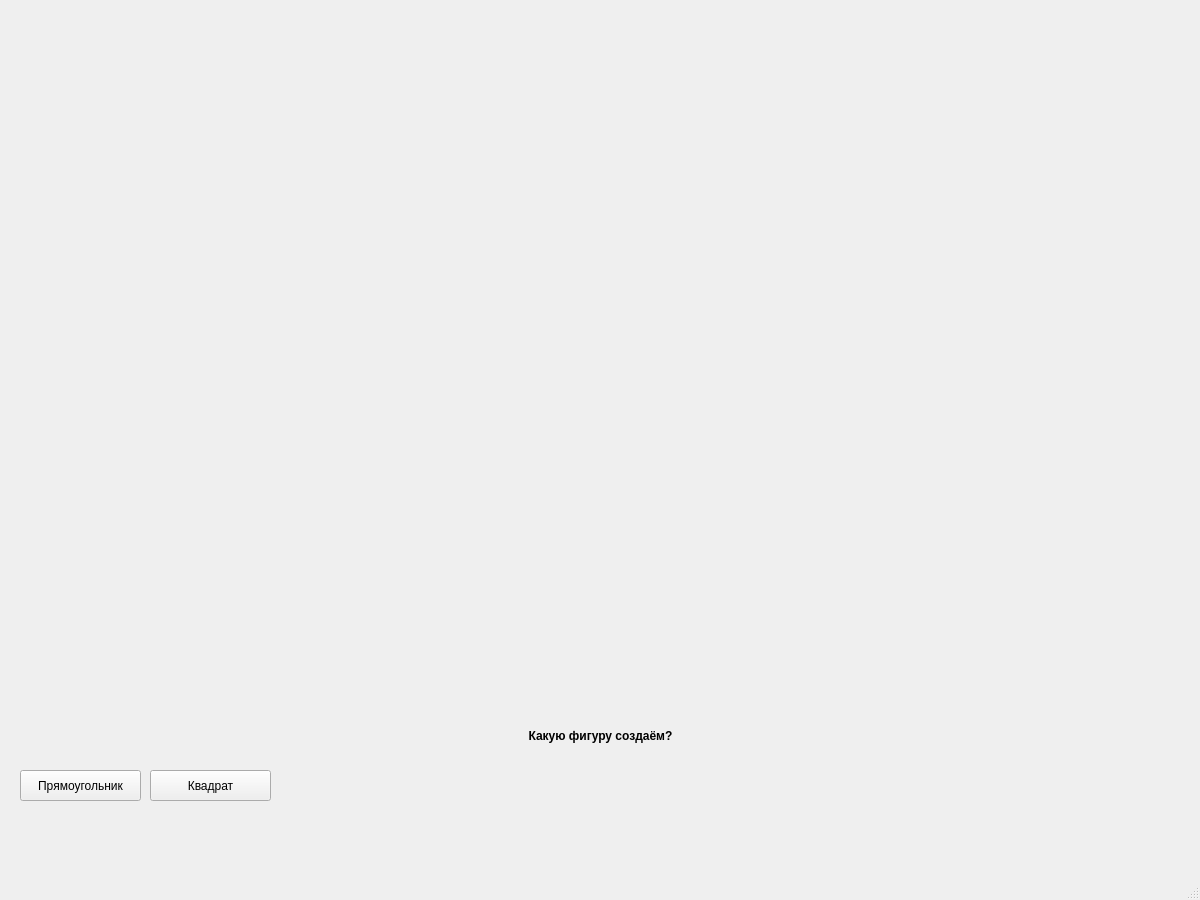
HXPPY228/lab1task2, file mainwindow.ui: the form before one commit.
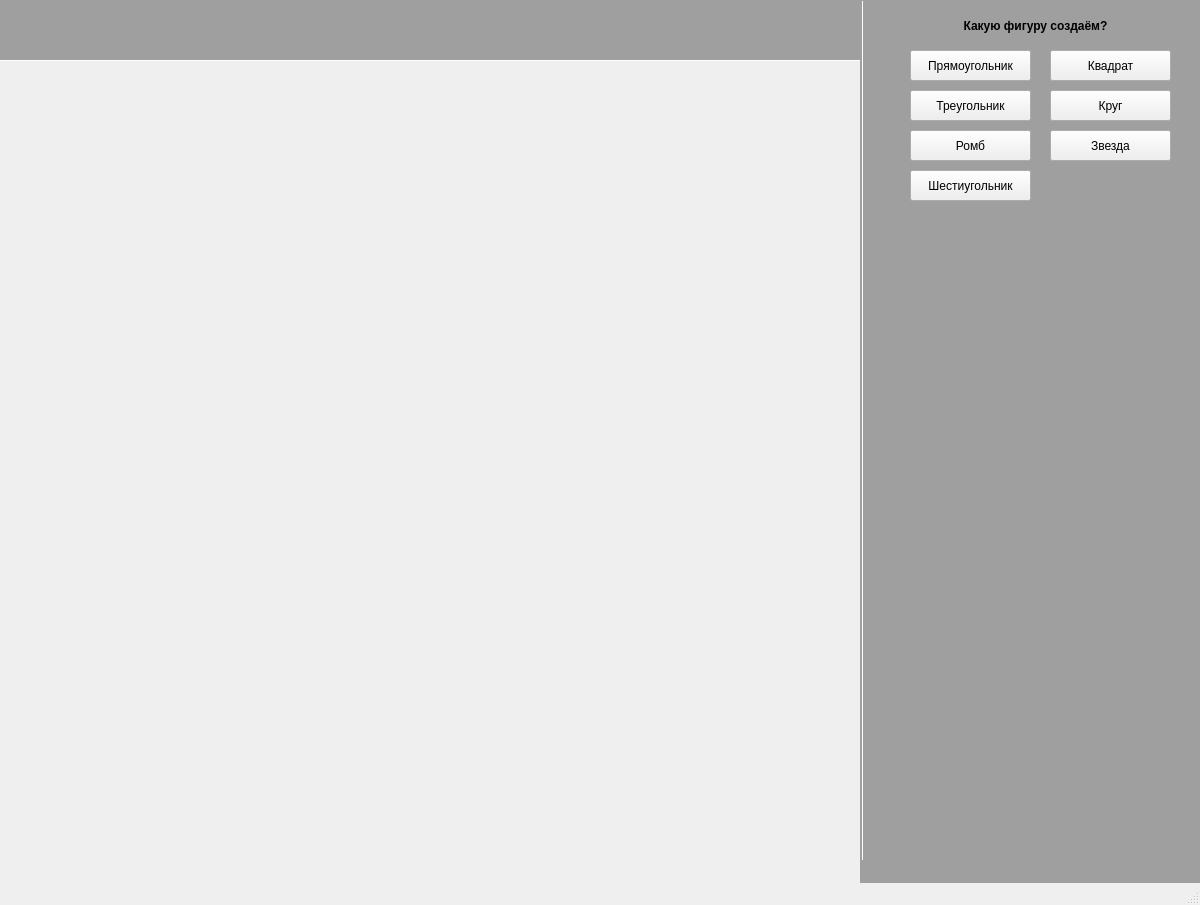
The form after the commit.

```diff
--- a/mainwindow.ui
+++ b/mainwindow.ui
@@ -7,7 +7,7 @@
     <x>0</x>
     <y>0</y>
     <width>1200</width>
-    <height>900</height>
+    <height>905</height>
    </rect>
   </property>
   <property name="windowTitle">
@@ -17,8 +17,8 @@
    <widget class="QPushButton" name="pryamougol">
     <property name="geometry">
      <rect>
-      <x>20</x>
-      <y>770</y>
+      <x>910</x>
+      <y>50</y>
       <width>121</width>
       <height>31</height>
      </rect>
@@ -30,9 +30,9 @@
    <widget class="QLabel" name="label">
     <property name="geometry">
      <rect>
-      <x>0</x>
-      <y>720</y>
-      <width>1201</width>
+      <x>920</x>
+      <y>10</y>
+      <width>231</width>
       <height>31</height>
      </rect>
     </property>
@@ -57,11 +57,20 @@
     <property name="geometry">
      <rect>
       <x>10</x>
-      <y>10</y>
-      <width>1181</width>
+      <y>0</y>
+      <width>841</width>
       <height>51</height>
      </rect>
     </property>
+    <property name="font">
+     <font>
+      <italic>false</italic>
+      <bold>true</bold>
+      <underline>false</underline>
+      <strikeout>false</strikeout>
+      <kerning>true</kerning>
+     </font>
+    </property>
     <property name="text">
      <string/>
     </property>
@@ -69,8 +78,8 @@
    <widget class="QPushButton" name="kvadrat">
     <property name="geometry">
      <rect>
-      <x>150</x>
-      <y>770</y>
+      <x>1050</x>
+      <y>50</y>
       <width>121</width>
       <height>31</height>
      </rect>
@@ -79,6 +88,152 @@
      <string>Квадрат</string>
     </property>
    </widget>
+   <widget class="Line" name="line">
+    <property name="geometry">
+     <rect>
+      <x>822</x>
+      <y>0</y>
+      <width>81</width>
+      <height>861</height>
+     </rect>
+    </property>
+    <property name="orientation">
+     <enum>Qt::Vertical</enum>
+    </property>
+   </widget>
+   <widget class="QPushButton" name="treugol">
+    <property name="geometry">
+     <rect>
+      <x>910</x>
+      <y>90</y>
+      <width>121</width>
+      <height>31</height>
+     </rect>
+    </property>
+    <property name="text">
+     <string>Треугольник</string>
+    </property>
+   </widget>
+   <widget class="QPushButton" name="krug">
+    <property name="geometry">
+     <rect>
+      <x>1050</x>
+      <y>90</y>
+      <width>121</width>
+      <height>31</height>
+     </rect>
+    </property>
+    <property name="text">
+     <string>Круг</string>
+    </property>
+   </widget>
+   <widget class="Line" name="line_2">
+    <property name="geometry">
+     <rect>
+      <x>-10</x>
+      <y>50</y>
+      <width>871</width>
+      <height>20</height>
+     </rect>
+    </property>
+    <property name="orientation">
+     <enum>Qt::Horizontal</enum>
+    </property>
+   </widget>
+   <widget class="QPushButton" name="romb">
+    <property name="geometry">
+     <rect>
+      <x>910</x>
+      <y>130</y>
+      <width>121</width>
+      <height>31</height>
+     </rect>
+    </property>
+    <property name="text">
+     <string>Ромб</string>
+    </property>
+   </widget>
+   <widget class="QPushButton" name="zvezda">
+    <property name="geometry">
+     <rect>
+      <x>1050</x>
+      <y>130</y>
+      <width>121</width>
+      <height>31</height>
+     </rect>
+    </property>
+    <property name="text">
+     <string>Звезда</string>
+    </property>
+   </widget>
+   <widget class="QPushButton" name="shestiugol">
+    <property name="geometry">
+     <rect>
+      <x>910</x>
+      <y>170</y>
+      <width>121</width>
+      <height>31</height>
+     </rect>
+    </property>
+    <property name="text">
+     <string>Шестиугольник</string>
+    </property>
+   </widget>
+   <widget class="QUndoView" name="undoView">
+    <property name="geometry">
+     <rect>
+      <x>860</x>
+      <y>-10</y>
+      <width>341</width>
+      <height>901</height>
+     </rect>
+    </property>
+   </widget>
+   <widget class="QUndoView" name="undoView_2">
+    <property name="geometry">
+     <rect>
+      <x>0</x>
+      <y>0</y>
+      <width>861</width>
+      <height>61</height>
+     </rect>
+    </property>
+   </widget>
+   <widget class="QMdiArea" name="mdiArea">
+    <property name="geometry">
+     <rect>
+      <x>860</x>
+      <y>-11</y>
+      <width>341</width>
+      <height>961</height>
+     </rect>
+    </property>
+   </widget>
+   <widget class="QMdiArea" name="mdiArea_2">
+    <property name="geometry">
+     <rect>
+      <x>0</x>
+      <y>0</y>
+      <width>861</width>
+      <height>61</height>
+     </rect>
+    </property>
+   </widget>
+   <zorder>undoView_2</zorder>
+   <zorder>mdiArea_2</zorder>
+   <zorder>undoView</zorder>
+   <zorder>mdiArea</zorder>
+   <zorder>pryamougol</zorder>
+   <zorder>label</zorder>
+   <zorder>label_2</zorder>
+   <zorder>kvadrat</zorder>
+   <zorder>line</zorder>
+   <zorder>treugol</zorder>
+   <zorder>krug</zorder>
+   <zorder>line_2</zorder>
+   <zorder>romb</zorder>
+   <zorder>zvezda</zorder>
+   <zorder>shestiugol</zorder>
   </widget>
   <widget class="QMenuBar" name="menubar">
    <property name="geometry">
```
